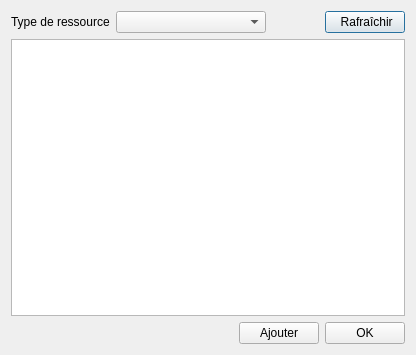
This is TP_QT/addresourcestoclientdialog.ui in MaxenceRobin/TP_QT_2 as Qt 5 draws it before an edit. The edited form follows.
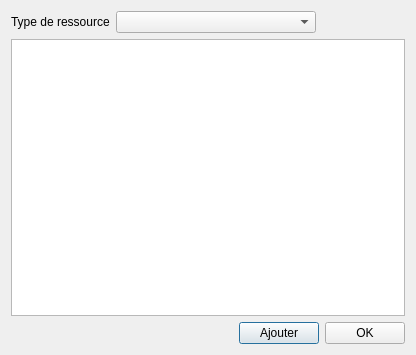
This is the edited form.

What changed in the file:
```diff
--- a/TP_QT/addresourcestoclientdialog.ui
+++ b/TP_QT/addresourcestoclientdialog.ui
@@ -31,13 +31,13 @@
           <widget class="QComboBox" name="resourceTypeComboBox">
            <property name="minimumSize">
             <size>
-             <width>150</width>
+             <width>200</width>
              <height>0</height>
             </size>
            </property>
            <property name="maximumSize">
             <size>
-             <width>150</width>
+             <width>200</width>
              <height>16777215</height>
             </size>
            </property>
@@ -56,13 +56,6 @@
            </property>
           </spacer>
          </item>
-         <item>
-          <widget class="QPushButton" name="refreshButton">
-           <property name="text">
-            <string> Rafraîchir</string>
-           </property>
-          </widget>
-         </item>
         </layout>
        </item>
       </layout>
```
Left out of the diff: 16 changed lines with no effect on the pictures.
